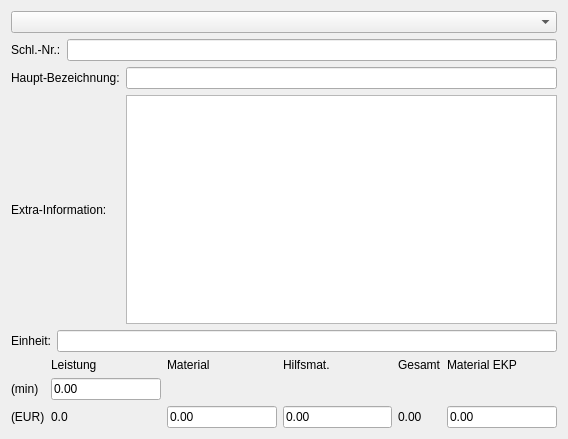
First picture: the form in form/service_content.ui, repository romanweissflog/FAKT, before the edit.
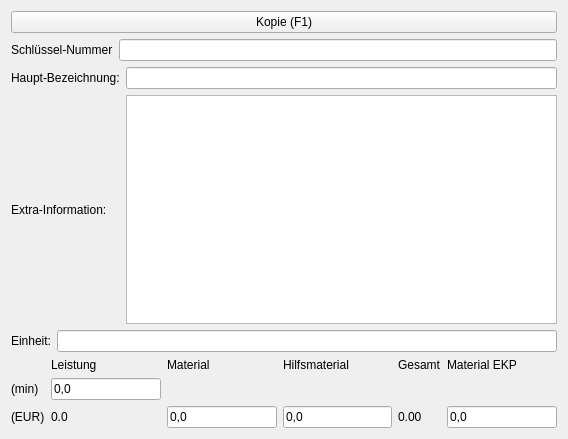
Second picture: the form after the edit. Custom widgets are drawn as their Qt base class.

The edit to the form file:
```diff
--- a/form/service_content.ui
+++ b/form/service_content.ui
@@ -15,14 +15,18 @@
   </property>
   <layout class="QVBoxLayout" name="verticalLayout">
    <item>
-    <widget class="QComboBox" name="copyBox"/>
+    <widget class="QPushButton" name="buttonCopy">
+     <property name="text">
+      <string>Kopie (F1)</string>
+     </property>
+    </widget>
    </item>
    <item>
     <layout class="QHBoxLayout" name="horizontalLayout">
      <item>
       <widget class="QLabel" name="label">
        <property name="text">
-        <string>Schl.-Nr.:</string>
+        <string>Schlüssel-Nummer</string>
        </property>
       </widget>
      </item>
@@ -99,7 +103,7 @@
      <item row="0" column="3">
       <widget class="QLabel" name="label_6">
        <property name="text">
-        <string>Hilfsmat.</string>
+        <string>Hilfsmaterial</string>
        </property>
       </widget>
      </item>
@@ -127,21 +131,21 @@
      <item row="1" column="1">
       <widget class="QLineEdit" name="editServicePeriod">
        <property name="text">
-        <string>0.00</string>
+        <string>0,0</string>
        </property>
       </widget>
      </item>
      <item row="2" column="2">
       <widget class="QLineEdit" name="editMatPrice">
        <property name="text">
-        <string>0.00</string>
+        <string>0,0</string>
        </property>
       </widget>
      </item>
      <item row="2" column="3">
       <widget class="QLineEdit" name="editHelperMatPrice">
        <property name="text">
-        <string>0.00</string>
+        <string>0,0</string>
        </property>
       </widget>
      </item>
@@ -155,7 +159,7 @@
      <item row="2" column="5">
       <widget class="QLineEdit" name="editMatEkp">
        <property name="text">
-        <string>0.00</string>
+        <string>0,0</string>
        </property>
       </widget>
      </item>
```
Left out of the diff: 20 changed lines with no effect on the pictures.
